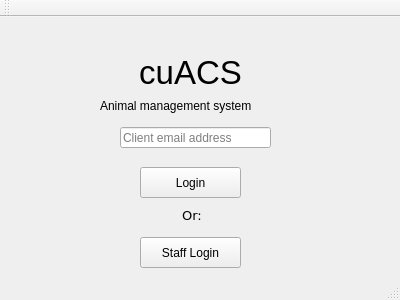
The window that deliverable2-code/mainwindow.ui (ashleefoureyes/quackjaws) describes before a commit, drawn with Qt 5.
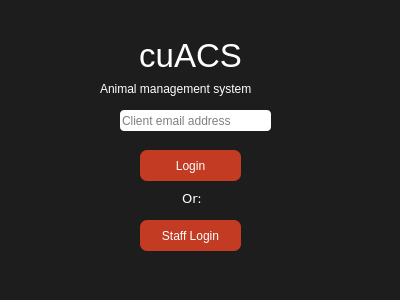
The same window after the commit. Icons and pictures are not drawn.

```diff
--- a/deliverable2-code/mainwindow.ui
+++ b/deliverable2-code/mainwindow.ui
@@ -10,8 +10,49 @@
     <height>300</height>
    </rect>
   </property>
+  <property name="minimumSize">
+   <size>
+    <width>400</width>
+    <height>300</height>
+   </size>
+  </property>
+  <property name="maximumSize">
+   <size>
+    <width>400</width>
+    <height>300</height>
+   </size>
+  </property>
   <property name="windowTitle">
-   <string>MainWindow</string>
+   <string>cuACS Animal Management</string>
+  </property>
+  <property name="windowIcon">
+   <iconset>
+    <normaloff>cuacs_icon.png</normaloff>cuacs_icon.png</iconset>
+  </property>
+  <property name="styleSheet">
+   <string notr="true">QMainWindow{
+background-color:#1d1d1d;
+}
+
+QPushButton{
+color: #fff;
+background-color:#c23b22;
+border-radius:7px;
+}
+
+QPushButton:hover{
+color:ccc;
+border-color:#2d89ef;
+border-width:2px;
+}
+
+QLineEdit{
+border-radius:4px;
+}
+
+QLabel{
+color: #ffffff
+}</string>
   </property>
   <widget class="QWidget" name="centralWidget">
    <widget class="QPushButton" name="bClientEntry">
@@ -110,15 +151,6 @@
     </property>
    </widget>
   </widget>
-  <widget class="QToolBar" name="mainToolBar">
-   <attribute name="toolBarArea">
-    <enum>TopToolBarArea</enum>
-   </attribute>
-   <attribute name="toolBarBreak">
-    <bool>false</bool>
-   </attribute>
-  </widget>
-  <widget class="QStatusBar" name="statusBar"/>
  </widget>
  <layoutdefault spacing="6" margin="11"/>
  <resources/>
```
